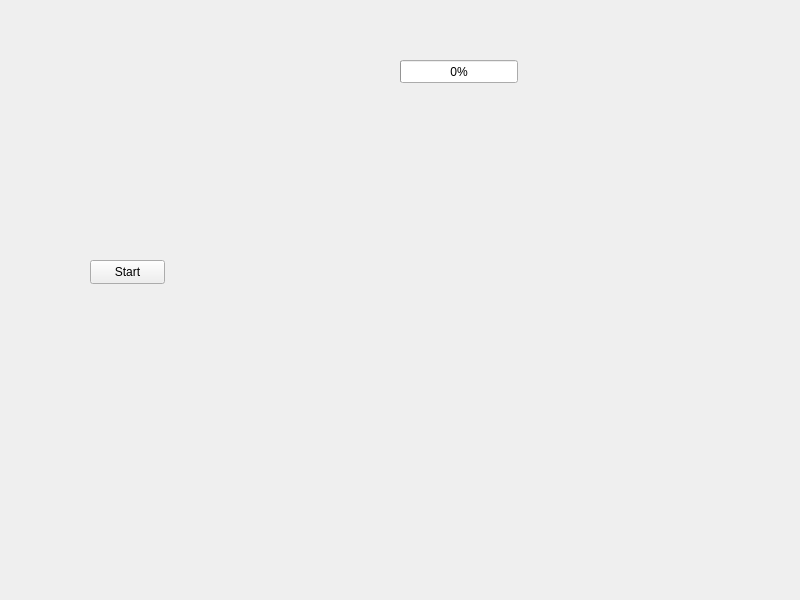
University-of-Utah-CS3505/a9-edu-app-wyattbworld, file mainwindow.ui: the form before one commit.
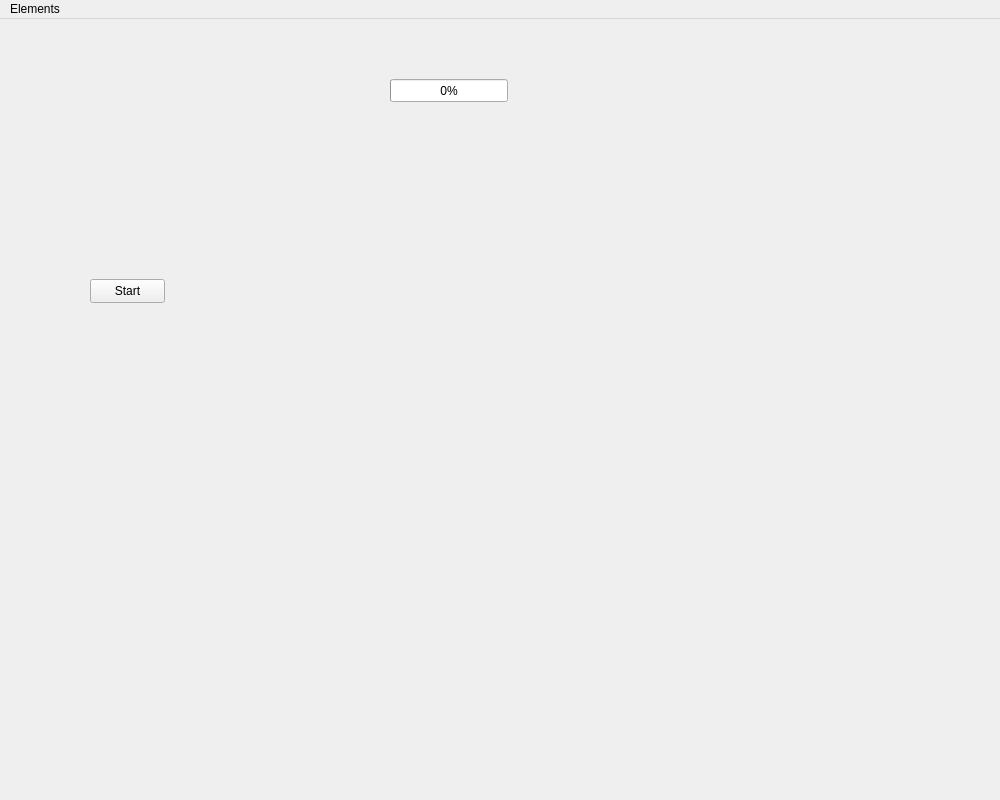
The form after the commit. Custom widgets are drawn as their Qt base class.

Commit message: basic elements menu

Patch:
```diff
--- a/mainwindow.ui
+++ b/mainwindow.ui
@@ -6,8 +6,8 @@
    <rect>
     <x>0</x>
     <y>0</y>
-    <width>800</width>
-    <height>600</height>
+    <width>1000</width>
+    <height>800</height>
    </rect>
   </property>
   <property name="windowTitle">
@@ -40,8 +40,8 @@
    <widget class="ElementInfo" name="elementInfo" native="true">
     <property name="geometry">
      <rect>
-      <x>30</x>
-      <y>30</y>
+      <x>570</x>
+      <y>100</y>
       <width>400</width>
       <height>300</height>
      </rect>
@@ -50,7 +50,7 @@
    <widget class="QProgressBar" name="progressBar">
     <property name="geometry">
      <rect>
-      <x>400</x>
+      <x>390</x>
       <y>60</y>
       <width>118</width>
       <height>23</height>
@@ -64,6 +64,22 @@
     </property>
    </widget>
   </widget>
+  <widget class="QMenuBar" name="menu">
+   <property name="geometry">
+    <rect>
+     <x>0</x>
+     <y>0</y>
+     <width>1000</width>
+     <height>21</height>
+    </rect>
+   </property>
+   <widget class="QMenu" name="menuElements">
+    <property name="title">
+     <string>Elements</string>
+    </property>
+   </widget>
+   <addaction name="menuElements"/>
+  </widget>
  </widget>
  <customwidgets>
   <customwidget>
```
The commit also changes 1 other file.
